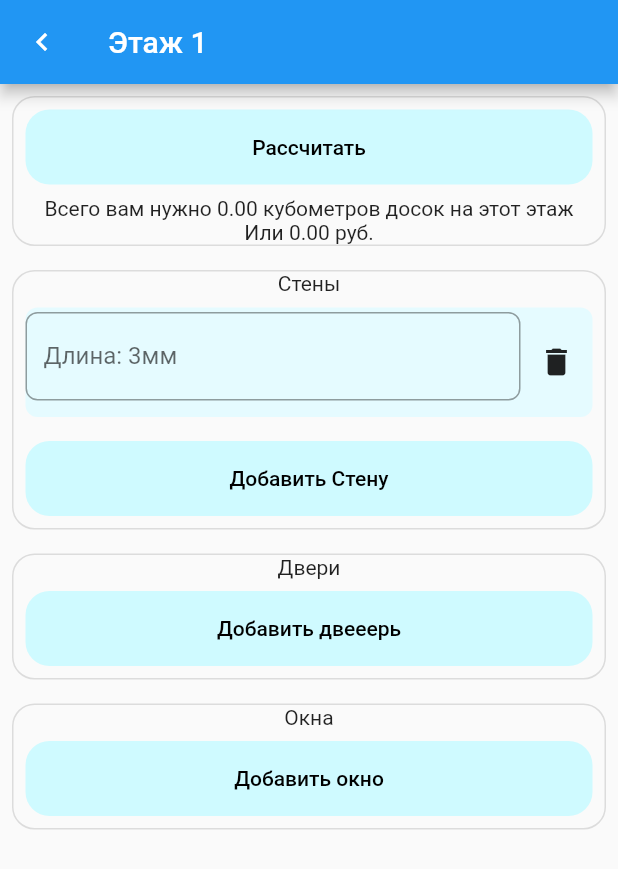
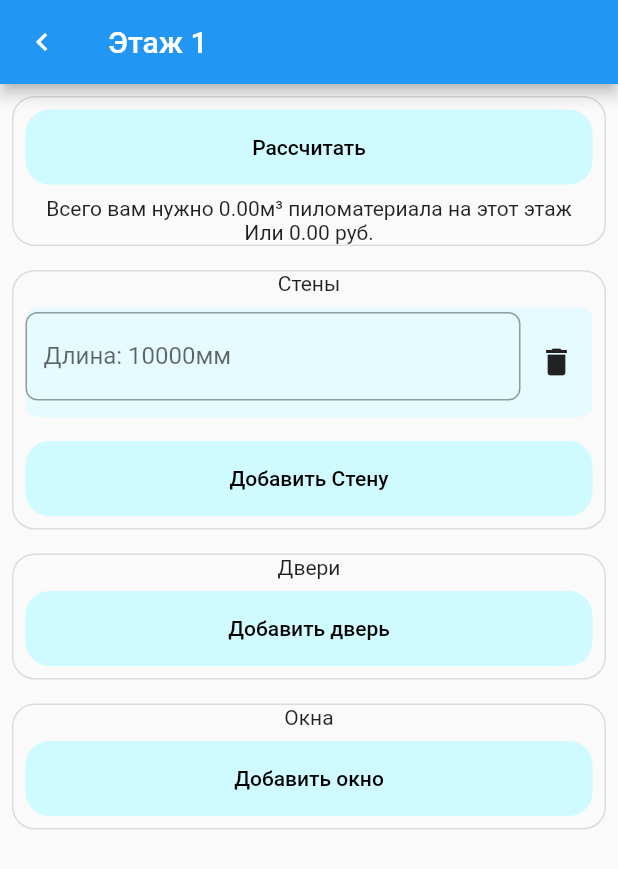
Before and after one commit to CpedaMonsterEnergyLover/BlockHouseCalculator, a Flutter app: the FloorPage screen opened directly with empty values, after a tap on "Добавить Стену", on a phone screen of 412 x 824 dp. Shown: the top 869 px of the screen. Run offline on Flutter 3.47's test engine with Material 2 defaults, Android fonts, the phone set to English and light mode, and no system bars.

Commit message:
всякие мелочи x2

```diff
--- a/lib/pages/edit_floor/floor_page.dart
+++ b/lib/pages/edit_floor/floor_page.dart
@@ -60,7 +60,7 @@ class _FloorPageState extends State<FloorPage> {
                     ),
                     Text("Всего вам нужно " +
                         kubometriDosok.toStringAsFixed(2) +
-                        " кубометров досок на этот этаж"),
+                        "м\u00b3 пиломатериала на этот этаж"),
                     Text("Или " +
                         (kubometriDosok * Constants.unitPrice)
                             .toStringAsFixed(2) +
@@ -112,10 +112,8 @@ class _FloorPageState extends State<FloorPage> {
                     GeneralButton(
                       text: "Добавить Стену",
                       callback: () {
-                        // log('test');
-                        // log('${floor.walls}');
                         setState(() {
-                          floor.addWall(3);
+                          floor.addWall(floor.settings.houseWidth);
                         });
                       },
                       longPressCallback: () {},
@@ -164,10 +162,10 @@ class _FloorPageState extends State<FloorPage> {
                             )))
                         .values,
                     GeneralButton(
-                      text: "Добавить двееерь",
+                      text: "Добавить дверь",
                       callback: () {
                         setState(() {
-                          floor.addDoor(3);
+                          floor.addDoor(1000);
                         });
                       },
                       longPressCallback: () {},
@@ -219,7 +217,7 @@ class _FloorPageState extends State<FloorPage> {
                       text: "Добавить окно",
                       callback: () {
                         setState(() {
-                          floor.addWindow(3);
+                          floor.addWindow(2000);
                         });
                       },
                       longPressCallback: () {},
--- a/lib/pages/edit_house/house_page.dart
+++ b/lib/pages/edit_house/house_page.dart
@@ -102,11 +102,8 @@ class _HousePageState extends State<HousePage> {
         ),
         GeneralButton(
           text: "Настроить крышу",
+          color: Colors.grey.shade300,
           callback: () {
-            Navigator.push(
-              context,
-              MaterialPageRoute(builder: (context) => const RoofPage()),
-            );
           },
           longPressCallback: () {},
         ),
@@ -130,7 +127,7 @@ class _HousePageState extends State<HousePage> {
                 ),
                 Text("Всего вам нужно " +
                     kubometriDosok.toStringAsFixed(2) +
-                    " кубометров досок"),
+                    "м\u00b3 пиломатериала"),
                 Text("Или " +
                     (kubometriDosok * Constants.unitPrice).toStringAsFixed(2) +
                     " руб."),
```
